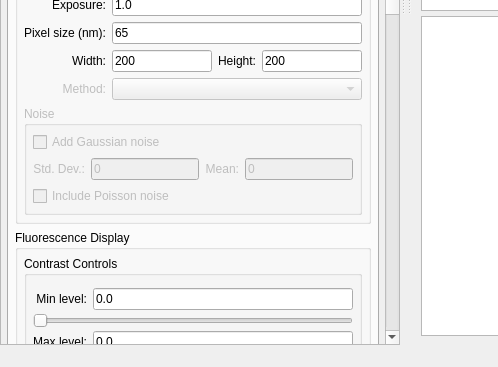
This is apps/MicroscopeSimulator/MicroscopeSimulator.ui in CISMM/MicroscopeSimulator2 as Qt 5 draws it before an edit; both pictures show x 0 to 498 and y 386 to 753 of the 1102 by 753 pixel window. The edited form follows.
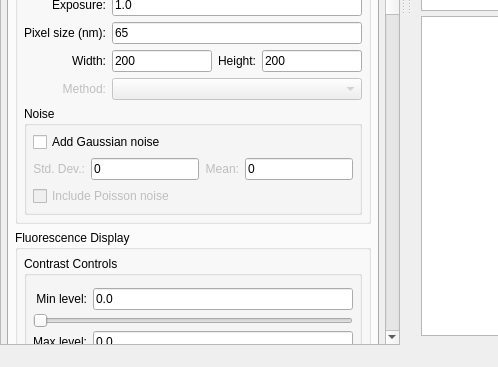
This is the edited form. Icons and pictures are not drawn. Custom widgets are drawn as their Qt base class.

Commit message: Enabled noise controls in GUI.

```diff
--- a/apps/MicroscopeSimulator/MicroscopeSimulator.ui
+++ b/apps/MicroscopeSimulator/MicroscopeSimulator.ui
@@ -187,7 +187,7 @@
         <property name="geometry">
          <rect>
           <x>0</x>
-          <y>0</y>
+          <y>-160</y>
           <width>381</width>
           <height>1350</height>
          </rect>
@@ -727,7 +727,7 @@
                 <item row="4" column="0" colspan="4">
                  <widget class="QGroupBox" name="fluoroSimNoiseGroupBox">
                   <property name="enabled">
-                   <bool>false</bool>
+                   <bool>true</bool>
                   </property>
                   <property name="title">
                    <string>Noise</string>
@@ -739,7 +739,7 @@
                    <item row="0" column="0" colspan="3">
                     <widget class="QCheckBox" name="fluoroSimAddGaussianNoiseCheckBox">
                      <property name="enabled">
-                      <bool>false</bool>
+                      <bool>true</bool>
                      </property>
                      <property name="text">
                       <string>Add Gaussian noise</string>
@@ -762,7 +762,7 @@
                    <item row="1" column="1">
                     <widget class="QLineEdit" name="fluoroSimStdDevEdit">
                      <property name="enabled">
-                      <bool>false</bool>
+                      <bool>true</bool>
                      </property>
                      <property name="text">
                       <string>0</string>
@@ -785,7 +785,7 @@
                    <item row="1" column="3">
                     <widget class="QLineEdit" name="fluoroSimMeanEdit">
                      <property name="enabled">
-                      <bool>false</bool>
+                      <bool>true</bool>
                      </property>
                      <property name="text">
                       <string>0</string>
```
Left out of the diff: 8 changed lines with no effect on the pictures.
